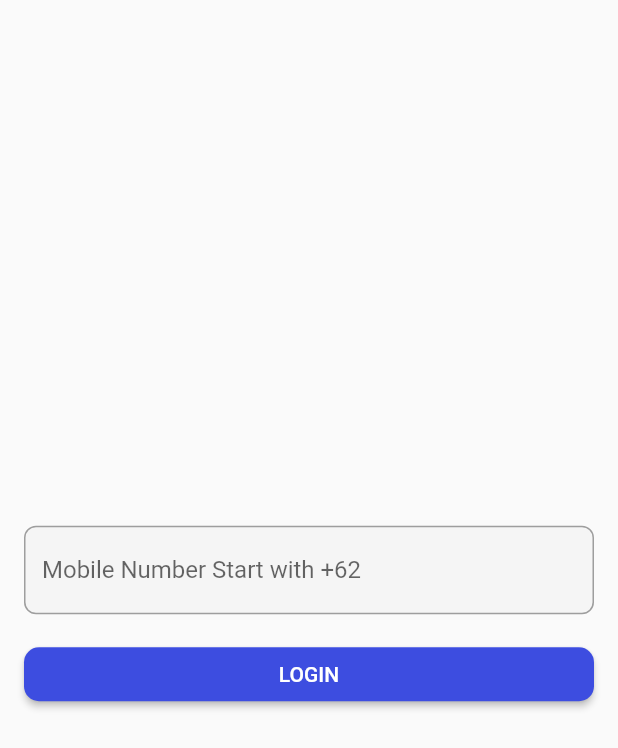
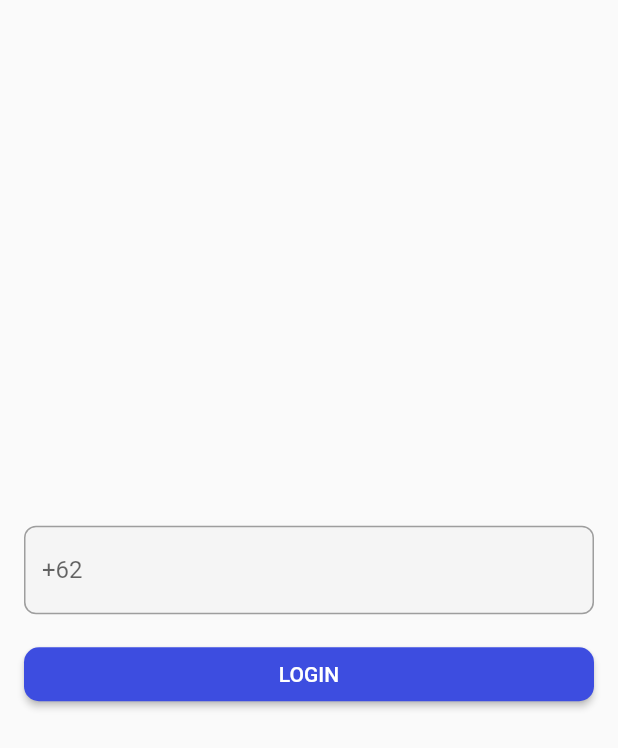
Before and after one commit to Madd-G/praktikum6, a Flutter app: the PhoneLoginScreen screen opened directly, after a tap on "LOGIN", on a phone screen of 412 x 824 dp. Shown: the top 748 px of the screen. Run offline on Flutter 3.47's test engine with Material 2 defaults, Android fonts, the phone set to English and light mode, and no system bars; our stand-ins replace firebase_auth, firebase_core, google_sign_in; accounts and stored records are empty; network calls fail.

Commit message:
bugfix: Fix some bugs

```diff
--- a/lib/ui/phone_login_screen.dart
+++ b/lib/ui/phone_login_screen.dart
@@ -21,7 +21,7 @@ class _PhoneLoginScreenState extends State<PhoneLoginScreen> {
     super.dispose();
   }
 
-  loginUser(String phone, BuildContext context) async {
+  loginWithPhone(String phone, BuildContext context) async {
     FirebaseAuth auth = FirebaseAuth.instance;
 
     auth.verifyPhoneNumber(
@@ -57,7 +57,7 @@ class _PhoneLoginScreenState extends State<PhoneLoginScreen> {
             barrierDismissible: false,
             builder: (context) {
               return AlertDialog(
-                title: const Text("Give the code?"),
+                title: const Text("Masukkan code"),
                 content: Column(
                   mainAxisSize: MainAxisSize.min,
                   children: <Widget>[
@@ -122,7 +122,7 @@ class _PhoneLoginScreenState extends State<PhoneLoginScreen> {
                       borderSide: BorderSide(color: Colors.grey)),
                   filled: true,
                   fillColor: Colors.grey[100],
-                  hintText: "Mobile Number Start with +62"),
+                  hintText: "+62"),
               controller: _phoneController,
             ),
             const SizedBox(
@@ -133,7 +133,7 @@ class _PhoneLoginScreenState extends State<PhoneLoginScreen> {
               child: ElevatedButton(
                 onPressed: () {
                   final phone = _phoneController.text.trim();
-                  loginUser(phone, context);
+                  loginWithPhone(phone, context);
                 },
                 style: ElevatedButton.styleFrom(
                     backgroundColor: const Color(0xff3D4DE0),
```
Also changed, not shown: lib/ui/login_screen.dart (+7 -15 lines), lib/ui/register_screen.dart (+2 -11 lines).
